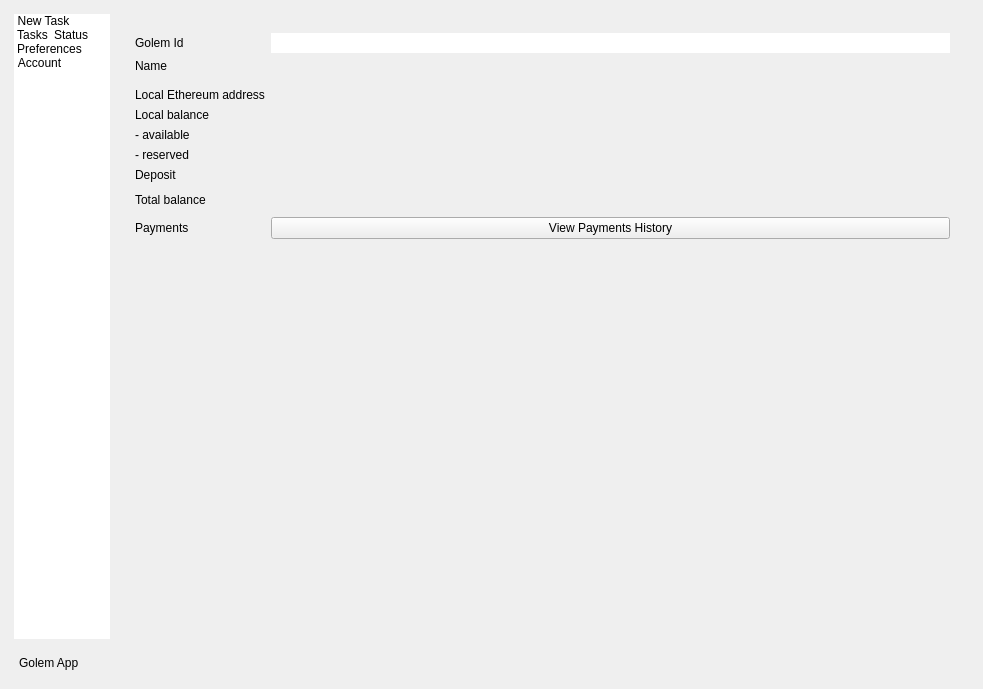
Old version of the form gnr/ui/AppMainWindow.ui in the repository golemfactory/clay.
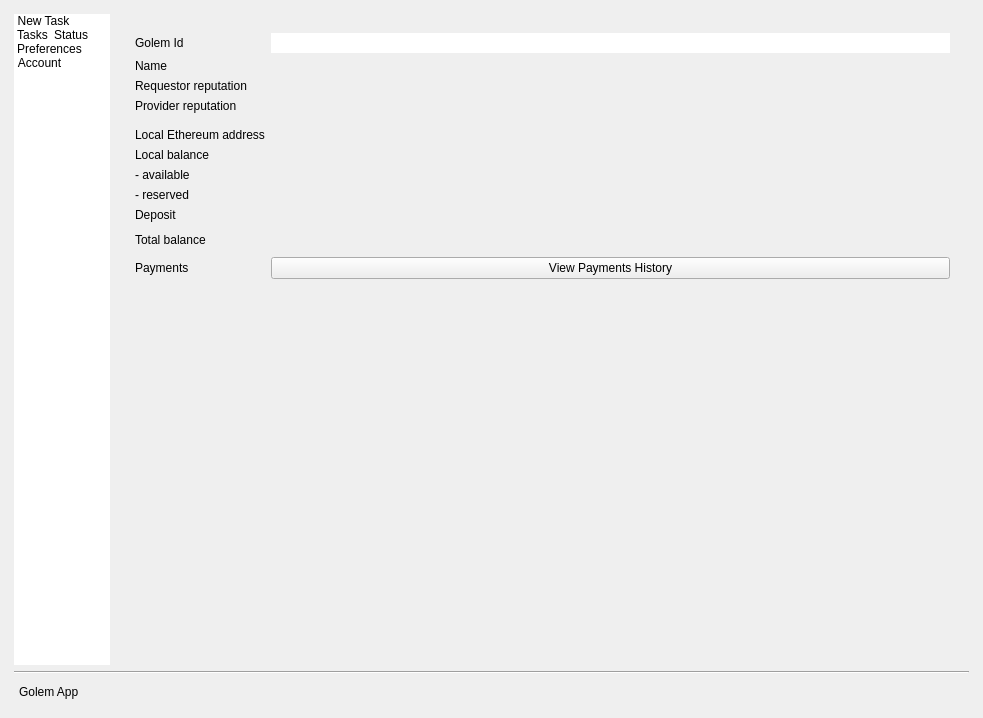
New version of the form. The open tabs and pages were chosen to show the change. Icons and pictures are not drawn. Custom widgets are drawn as their Qt base class.

Commit message: Show reputation

The edit to the form file:
```diff
--- a/gnr/ui/AppMainWindow.ui
+++ b/gnr/ui/AppMainWindow.ui
@@ -7,7 +7,7 @@
     <x>0</x>
     <y>0</y>
     <width>983</width>
-    <height>689</height>
+    <height>718</height>
    </rect>
   </property>
   <property name="sizePolicy">
@@ -2474,7 +2474,24 @@
                 </property>
                </widget>
               </item>
-              <item row="3" column="0">
+              <item row="2" column="0">
+               <widget class="QLabel" name="estimatedRequestorReputationLabel">
+                <property name="toolTip">
+                 <string>Estimated reputation that this node has in network as a requestor.</string>
+                </property>
+                <property name="text">
+                 <string>Requestor reputation</string>
+                </property>
+               </widget>
+              </item>
+              <item row="4" column="0">
+               <widget class="Line" name="line_6">
+                <property name="orientation">
+                 <enum>Qt::Horizontal</enum>
+                </property>
+               </widget>
+              </item>
+              <item row="6" column="0">
                <widget class="QLabel" name="ethAddressConst">
                 <property name="toolTip">
                  <string>The Ethereum address used privately by the Golem App</string>
@@ -2484,7 +2501,7 @@
                 </property>
                </widget>
               </item>
-              <item row="3" column="1">
+              <item row="6" column="1">
                <widget class="QLabel" name="ethAddressLabel">
                 <property name="text">
                  <string/>
@@ -2494,7 +2511,7 @@
                 </property>
                </widget>
               </item>
-              <item row="4" column="0">
+              <item row="7" column="0">
                <widget class="QLabel" name="localBalanceConst">
                 <property name="toolTip">
                  <string>The balance of the local Ethereum address. Can be spent directly on tasks.</string>
@@ -2504,7 +2521,7 @@
                 </property>
                </widget>
               </item>
-              <item row="4" column="1">
+              <item row="7" column="1">
                <widget class="QLabel" name="localBalanceLabel">
                 <property name="text">
                  <string/>
@@ -2517,7 +2534,7 @@
                 </property>
                </widget>
               </item>
-              <item row="5" column="0">
+              <item row="8" column="0">
                <widget class="QLabel" name="availableBalanceConst">
                 <property name="toolTip">
                  <string>Balance available for spending</string>
@@ -2527,24 +2544,7 @@
                 </property>
                </widget>
               </item>
-              <item row="9" column="0">
-               <widget class="QLabel" name="paymentsConst">
-                <property name="toolTip">
-                 <string>Your incomes and payments history</string>
-                </property>
-                <property name="text">
-                 <string>Payments</string>
-                </property>
-               </widget>
-              </item>
-              <item row="9" column="1">
-               <widget class="QPushButton" name="paymentsButton">
-                <property name="text">
-                 <string>View Payments History</string>
-                </property>
-               </widget>
-              </item>
-              <item row="5" column="1">
+              <item row="8" column="1">
                <widget class="QLabel" name="availableBalanceLabel">
                 <property name="text">
                  <string/>
@@ -2554,7 +2554,7 @@
                 </property>
                </widget>
               </item>
-              <item row="6" column="0">
+              <item row="9" column="0">
                <widget class="QLabel" name="reservedBalanceConst">
                 <property name="toolTip">
                  <string>Balance reserved for planned payments and maintenance</string>
@@ -2564,7 +2564,7 @@
                 </property>
                </widget>
               </item>
-              <item row="6" column="1">
+              <item row="9" column="1">
                <widget class="QLabel" name="reservedBalanceLabel">
                 <property name="text">
                  <string/>
@@ -2574,14 +2574,7 @@
                 </property>
                </widget>
               </item>
-              <item row="2" column="0">
-               <widget class="Line" name="line_6">
-                <property name="orientation">
-                 <enum>Qt::Horizontal</enum>
-                </property>
-               </widget>
-              </item>
-              <item row="7" column="0">
+              <item row="10" column="0">
                <widget class="QLabel" name="depositBalanceConst">
                 <property name="toolTip">
                  <string>The amount of ethers kept in the Deposit contract. Can be withdrawn at any time.</string>
@@ -2591,7 +2584,7 @@
                 </property>
                </widget>
               </item>
-              <item row="7" column="1">
+              <item row="10" column="1">
                <widget class="QLabel" name="depositBalanceLabel">
                 <property name="text">
                  <string/>
@@ -2601,7 +2594,7 @@
                 </property>
                </widget>
               </item>
-              <item row="8" column="0">
+              <item row="11" column="0">
                <widget class="QLabel" name="totalBalanceConst">
                 <property name="toolTip">
                  <string>Total amount of ethers owned by this Golem App</string>
@@ -2611,7 +2604,7 @@
                 </property>
                </widget>
               </item>
-              <item row="8" column="1">
+              <item row="11" column="1">
                <widget class="QLabel" name="totalBalanceLabel">
                 <property name="font">
                  <font>
@@ -2628,6 +2621,47 @@
                 </property>
                </widget>
               </item>
+              <item row="12" column="0">
+               <widget class="QLabel" name="paymentsConst">
+                <property name="toolTip">
+                 <string>Your incomes and payments history</string>
+                </property>
+                <property name="text">
+                 <string>Payments</string>
+                </property>
+               </widget>
+              </item>
+              <item row="12" column="1">
+               <widget class="QPushButton" name="paymentsButton">
+                <property name="text">
+                 <string>View Payments History</string>
+                </property>
+               </widget>
+              </item>
+              <item row="3" column="0">
+               <widget class="QLabel" name="estimatedProviderReputationLabel">
+                <property name="toolTip">
+                 <string>Estimated reputation that this node has in network as a providor.</string>
+                </property>
+                <property name="text">
+                 <string>Provider reputation</string>
+                </property>
+               </widget>
+              </item>
+              <item row="2" column="1">
+               <widget class="QLabel" name="estimatedRequestorReputation">
+                <property name="text">
+                 <string/>
+                </property>
+               </widget>
+              </item>
+              <item row="3" column="1">
+               <widget class="QLabel" name="estimatedProviderReputation">
+                <property name="text">
+                 <string/>
+                </property>
+               </widget>
+              </item>
              </layout>
             </item>
            </layout>
```
Left out of the diff: 25 changed lines with no effect on the pictures. The commit also changes 1 other file.
